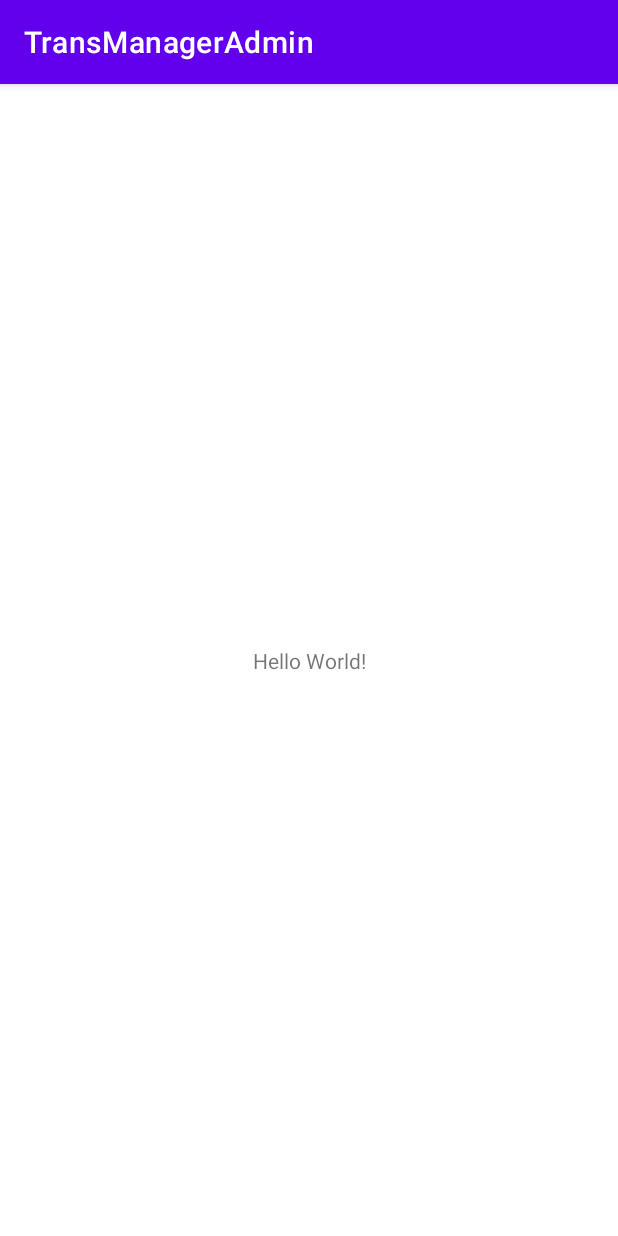
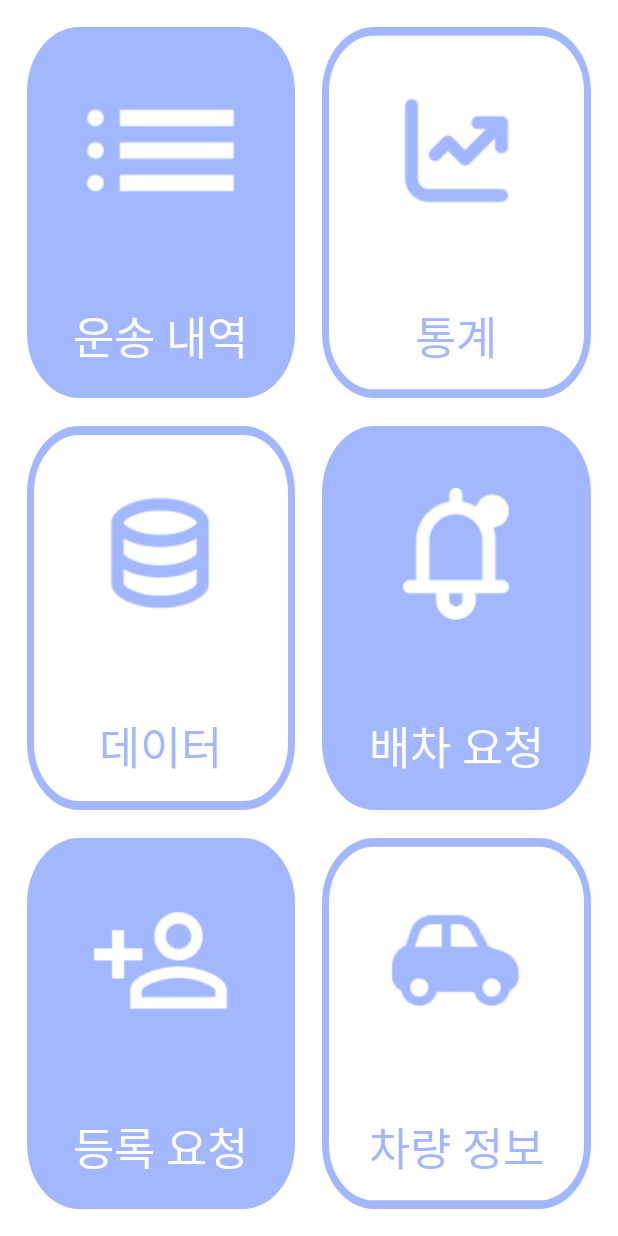
Before and after one commit to LeeJS9856/TransManagerAdmin, an Android app: the screen it shows after launch (MainActivity), on a phone screen of 412 x 824 dp. Run offline under Robolectric (Android 15) with nearby library versions, the phone set to English and light mode, and no system bars.

Commit message:
FEAT : make home.xml

```diff
--- a/app/build.gradle
+++ b/app/build.gradle
@@ -4,7 +4,7 @@ plugins {
 
 android {
     namespace 'org.techtown.transmanageradmin'
-    compileSdk 33
+    compileSdk 34
 
     defaultConfig {
         applicationId "org.techtown.transmanageradmin"
--- a/app/src/main/java/org/techtown/transmanageradmin/MainActivity.java
+++ b/app/src/main/java/org/techtown/transmanageradmin/MainActivity.java
@@ -9,6 +9,6 @@ public class MainActivity extends AppCompatActivity {
     @Override
     protected void onCreate(Bundle savedInstanceState) {
         super.onCreate(savedInstanceState);
-        setContentView(R.layout.activity_main);
+        setContentView(R.layout.home);
     }
 }
--- /dev/null
+++ b/app/src/main/res/drawable/bg_button_fill.xml
@@ -0,0 +1,20 @@
+<?xml version="1.0" encoding="utf-8"?>
+<!-- drawable/rectangle_4.xml -->
+<vector
+    xmlns:android="http://schemas.android.com/apk/res/android"
+    xmlns:aapt="http://schemas.android.com/aapt"
+    android:width="154dp"
+    android:height="172dp"
+    android:viewportWidth="154"
+    android:viewportHeight="172"
+    >
+    <group>
+        <clip-path
+            android:pathData="M30 0H124C140.569 0 154 13.4315 154 30V142C154 158.569 140.569 172 124 172H30C13.4315 172 0 158.569 0 142V30C0 13.4315 13.4315 0 30 0Z"
+            />
+        <path
+            android:pathData="M0 0V172H154V0"
+            android:fillColor="#A3B7FF"
+            />
+    </group>
+</vector>
--- /dev/null
+++ b/app/src/main/res/drawable/bg_button_stroke.xml
@@ -0,0 +1,24 @@
+<?xml version="1.0" encoding="utf-8"?>
+<vector
+    xmlns:android="http://schemas.android.com/apk/res/android"
+    xmlns:aapt="http://schemas.android.com/aapt"
+    android:width="154dp"
+    android:height="172dp"
+    android:viewportWidth="154"
+    android:viewportHeight="172"
+    >
+    <group>
+        <clip-path
+            android:pathData="M30 0H124C140.569 0 154 13.4315 154 30V142C154 158.569 140.569 172 124 172H30C13.4315 172 0 158.569 0 142V30C0 13.4315 13.4315 0 30 0Z"
+            />
+        <path
+            android:pathData="M0 0V172H154V0"
+            android:fillColor="#FFFFFF"
+            />
+        <path
+            android:pathData="M30 0H124C140.569 0 154 13.4315 154 30V142C154 158.569 140.569 172 124 172H30C13.4315 172 0 158.569 0 142V30C0 13.4315 13.4315 0 30 0Z"
+            android:strokeWidth="8"
+            android:strokeColor="#A3B7FF"
+            />
+    </group>
+</vector>
--- /dev/null
+++ b/app/src/main/res/layout/home.xml
@@ -0,0 +1,259 @@
+<?xml version="1.0" encoding="utf-8"?>
+<androidx.constraintlayout.widget.ConstraintLayout xmlns:android="http://schemas.android.com/apk/res/android"
+    android:layout_width="match_parent"
+    android:layout_height="match_parent">
+
+    <LinearLayout
+        android:layout_width="match_parent"
+        android:layout_height="match_parent"
+        android:orientation="vertical">
+
+        <LinearLayout
+            android:layout_width="match_parent"
+            android:layout_height="0dp"
+            android:layout_weight="1"
+            android:orientation="horizontal">
+
+
+            <LinearLayout
+                android:layout_width="0dp"
+                android:layout_height="match_parent"
+                android:layout_marginStart="18dp"
+                android:layout_marginTop="18dp"
+                android:layout_marginBottom="9dp"
+                android:layout_weight="1"
+                android:background="@drawable/bg_button_fill"
+                android:orientation="vertical">
+
+                <LinearLayout
+                    android:layout_width="wrap_content"
+                    android:layout_height="0dp"
+                    android:layout_gravity="center"
+                    android:layout_weight="2"
+                    android:gravity="center">
+
+                    <ImageView
+                        android:layout_width="match_parent"
+                        android:layout_height="wrap_content"
+                        android:adjustViewBounds="true"
+                        android:background="@drawable/img_list_trans" />
+                </LinearLayout>
+
+                <TextView
+                    android:layout_width="wrap_content"
+                    android:layout_height="0dp"
+                    android:layout_gravity="center"
+                    android:layout_weight="1"
+                    android:fontFamily="@font/kopubdotumbold"
+                    android:gravity="center"
+                    android:text="@string/list_trans"
+                    android:textColor="@color/white"
+                    android:textSize="30sp" />
+            </LinearLayout>
+
+
+            <LinearLayout
+                android:layout_width="0dp"
+                android:layout_height="match_parent"
+                android:layout_marginStart="18dp"
+                android:layout_marginTop="18dp"
+                android:layout_marginEnd="18dp"
+                android:layout_marginBottom="9dp"
+                android:layout_weight="1"
+                android:background="@drawable/bg_button_stroke"
+                android:orientation="vertical">
+
+                <LinearLayout
+                    android:layout_width="wrap_content"
+                    android:layout_height="0dp"
+                    android:layout_gravity="center"
+                    android:layout_weight="2"
+                    android:gravity="center">
+
+                    <ImageView
+                        android:layout_width="match_parent"
+                        android:layout_height="wrap_content"
+                        android:adjustViewBounds="true"
+                        android:background="@drawable/img_statistic" />
+                </LinearLayout>
+
+                <TextView
+                    android:layout_width="wrap_content"
+                    android:layout_height="0dp"
+                    android:layout_gravity="center"
+                    android:layout_weight="1"
+                    android:fontFamily="@font/kopubdotumbold"
+                    android:gravity="center"
+                    android:text="@string/statistic"
+                    android:textColor="@color/sky"
+                    android:textSize="30sp" />
+            </LinearLayout>
+
+
+        </LinearLayout>
+
+        <LinearLayout
+            android:layout_width="match_parent"
+            android:layout_height="0dp"
+            android:layout_weight="1">
+
+
+            <LinearLayout
+                android:layout_width="0dp"
+                android:layout_height="match_parent"
+                android:layout_marginStart="18dp"
+                android:layout_marginTop="9dp"
+                android:layout_marginBottom="9dp"
+                android:layout_weight="1"
+                android:background="@drawable/bg_button_stroke"
+                android:orientation="vertical">
+
+                <LinearLayout
+                    android:layout_width="wrap_content"
+                    android:layout_height="0dp"
+                    android:layout_gravity="center"
+                    android:layout_weight="2"
+                    android:gravity="center">
+
+                    <ImageView
+                        android:layout_width="match_parent"
+                        android:layout_height="wrap_content"
+                        android:adjustViewBounds="true"
+                        android:background="@drawable/img_data" />
+                </LinearLayout>
+
+                <TextView
+                    android:layout_width="wrap_content"
+                    android:layout_height="0dp"
+                    android:layout_gravity="center"
+                    android:layout_weight="1"
+                    android:fontFamily="@font/kopubdotumbold"
+                    android:gravity="center"
+                    android:text="@string/data"
+                    android:textColor="@color/sky"
+                    android:textSize="30sp" />
+            </LinearLayout>
+
+
+            <LinearLayout
+                android:layout_width="0dp"
+                android:layout_height="match_parent"
+                android:layout_marginStart="18dp"
+                android:layout_marginTop="9dp"
+                android:layout_marginBottom="9dp"
+                android:layout_marginEnd="18dp"
+                android:layout_weight="1"
+                android:background="@drawable/bg_button_fill"
+                android:orientation="vertical">
+
+                <LinearLayout
+                    android:layout_width="wrap_content"
+                    android:layout_height="0dp"
+                    android:layout_gravity="center"
+                    android:layout_weight="2"
+                    android:gravity="center">
+
+                    <ImageView
+                        android:layout_width="match_parent"
+                        android:layout_height="wrap_content"
+                        android:adjustViewBounds="true"
+                        android:background="@drawable/img_dispatch" />
+                </LinearLayout>
+
+                <TextView
+                    android:layout_width="wrap_content"
+                    android:layout_height="0dp"
+                    android:layout_gravity="center"
+                    android:layout_weight="1"
+                    android:fontFamily="@font/kopubdotumbold"
+                    android:gravity="center"
+                    android:text="@string/request_dispatch"
+                    android:textColor="@color/white"
+                    android:textSize="30sp" />
+            </LinearLayout>
+
+        </LinearLayout>
+
+        <LinearLayout
+            android:layout_width="match_parent"
+            android:layout_height="0dp"
+            android:layout_weight="1">
+
+            <LinearLayout
+                android:layout_width="0dp"
+                android:layout_height="match_parent"
+                android:layout_marginStart="18dp"
+                android:layout_marginTop="9dp"
+                android:layout_marginBottom="18dp"
+
+                android:layout_weight="1"
+                android:background="@drawable/bg_button_fill"
+                android:orientation="vertical">
+
+                <LinearLayout
+                    android:layout_width="wrap_content"
+                    android:layout_height="0dp"
+                    android:layout_gravity="center"
+                    android:layout_weight="2"
+                    android:gravity="center">
+
+                    <ImageView
+                        android:layout_width="match_parent"
+                        android:layout_height="wrap_content"
+                        android:adjustViewBounds="true"
+                        android:background="@drawable/img_request_regist" />
+                </LinearLayout>
+
+                <TextView
+                    android:layout_width="wrap_content"
+                    android:layout_height="0dp"
+                    android:layout_gravity="center"
+                    android:layout_weight="1"
+                    android:fontFamily="@font/kopubdotumbold"
+                    android:gravity="center"
+                    android:text="@string/request_regist"
+                    android:textColor="@color/white"
+                    android:textSize="30sp" />
+            </LinearLayout>
+
+            <LinearLayout
+                android:layout_width="0dp"
+                android:layout_height="match_parent"
+                android:layout_marginStart="18dp"
+                android:layout_marginTop="9dp"
+                android:layout_marginBottom="18dp"
+                android:layout_marginEnd="18dp"
+                android:layout_weight="1"
+                android:background="@drawable/bg_button_stroke"
+                android:orientation="vertical">
+
+                <LinearLayout
+                    android:layout_width="wrap_content"
+                    android:layout_height="0dp"
+                    android:layout_gravity="center"
+                    android:layout_weight="2"
+                    android:gravity="center">
+
+                    <ImageView
+                        android:layout_width="match_parent"
+                        android:layout_height="wrap_content"
+                        android:adjustViewBounds="true"
+                        android:background="@drawable/img_vihicle_profile" />
+                </LinearLayout>
+
+                <TextView
+                    android:layout_width="wrap_content"
+                    android:layout_height="0dp"
+                    android:layout_gravity="center"
+                    android:layout_weight="1"
+                    android:fontFamily="@font/kopubdotumbold"
+                    android:gravity="center"
+                    android:text="@string/vihicle_profile"
+                    android:textColor="@color/sky"
+                    android:textSize="30sp" />
+            </LinearLayout>
+
+        </LinearLayout>
+    </LinearLayout>
+
+</androidx.constraintlayout.widget.ConstraintLayout>
--- a/app/src/main/res/values/colors.xml
+++ b/app/src/main/res/values/colors.xml
@@ -7,4 +7,5 @@
     <color name="teal_700">#FF018786</color>
     <color name="black">#FF000000</color>
     <color name="white">#FFFFFFFF</color>
+    <color name="sky">#A3B7FF</color>
 </resources>
--- a/app/src/main/res/values/strings.xml
+++ b/app/src/main/res/values/strings.xml
@@ -1,3 +1,9 @@
 <resources>
     <string name="app_name">TransManagerAdmin</string>
+    <string name="list_trans">운송 내역</string>
+    <string name="statistic">통계</string>
+    <string name="request_dispatch">배차 요청</string>
+    <string name="request_regist">등록 요청</string>
+    <string name="data">데이터</string>
+    <string name="vihicle_profile">차량 정보</string>
 </resources>
--- a/app/src/main/res/values/themes.xml
+++ b/app/src/main/res/values/themes.xml
@@ -12,5 +12,6 @@
         <!-- Status bar color. -->
         <item name="android:statusBarColor">?attr/colorPrimaryVariant</item>
         <!-- Customize your theme here. -->
+        <item name="windowNoTitle">true</item>
     </style>
 </resources>
```
Also changed, not shown: app/src/main/res/drawable/img_data.png (added), app/src/main/res/drawable/img_dispatch.png (added), app/src/main/res/drawable/img_list_trans.png (added), app/src/main/res/drawable/img_request_regist.png (added), app/src/main/res/drawable/img_statistic.png (added), app/src/main/res/drawable/img_vihicle_profile.png (added), 1 other file.
